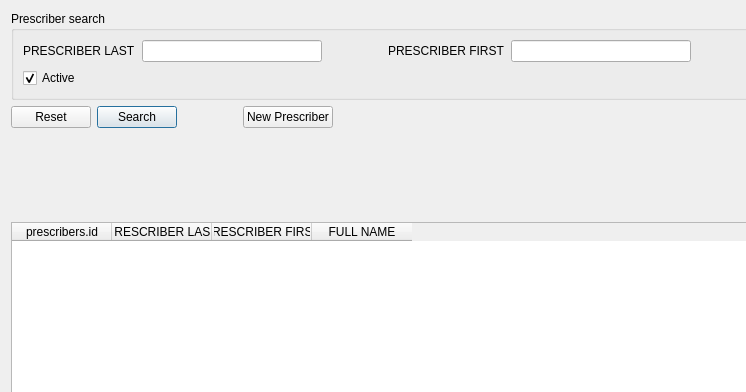
Qt form src/prescriberframe.ui (kyledevans/Medicine-Track) before a commit; both pictures show x 0 to 746 and y 0 to 392 of the 894 by 559 pixel window.
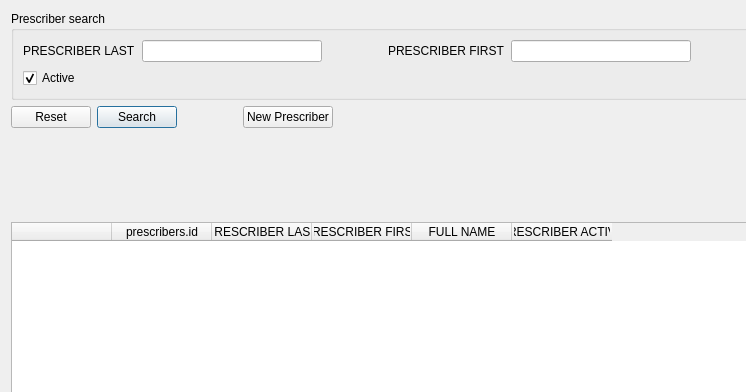
The same form after that commit. Custom widgets are drawn as their Qt base class.

What changed in the file:
```diff
--- a/src/prescriberframe.ui
+++ b/src/prescriberframe.ui
@@ -238,14 +238,19 @@
       <bool>true</bool>
      </property>
      <property name="columnCount">
-      <number>4</number>
+      <number>6</number>
      </property>
      <attribute name="horizontalHeaderHighlightSections">
       <bool>false</bool>
      </attribute>
-     <attribute name="horizontalHeaderMinimumSectionSize">
-      <number>100</number>
+     <attribute name="verticalHeaderVisible">
+      <bool>false</bool>
      </attribute>
+     <column>
+      <property name="text">
+       <string/>
+      </property>
+     </column>
      <column>
       <property name="text">
        <string>prescribers.id</string>
@@ -275,6 +280,14 @@
        <string comment="FULL NAME DISPLAY TOOLTIP">FULL NAME</string>
       </property>
      </column>
+     <column>
+      <property name="text">
+       <string comment="PRESCRIBER ACTIVE DISPLAY LABEL">PRESCRIBER ACTIVE</string>
+      </property>
+      <property name="toolTip">
+       <string comment="PRESCRIBER ACTIVE DISPLAY TOOLTIP">PRESCRIBER ACTIVE</string>
+      </property>
+     </column>
     </widget>
    </item>
   </layout>
@@ -311,6 +324,13 @@
    </property>
   </action>
  </widget>
+ <customwidgets>
+  <customwidget>
+   <class>DisplayTable</class>
+   <extends>QTableWidget</extends>
+   <header>displaytable.h</header>
+  </customwidget>
+ </customwidgets>
  <tabstops>
   <tabstop>lastField</tabstop>
   <tabstop>firstField</tabstop>
```
Left out of the diff: 2 changed lines with no effect on the pictures.
